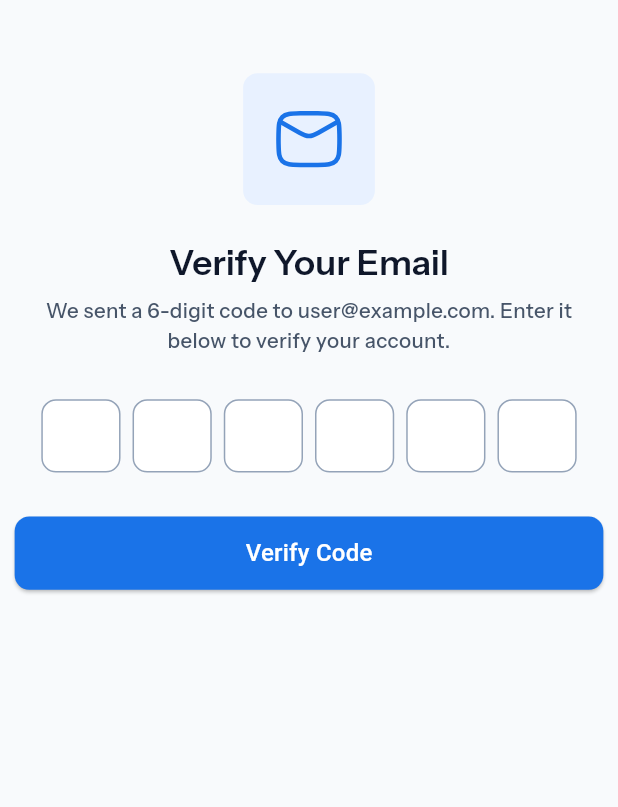
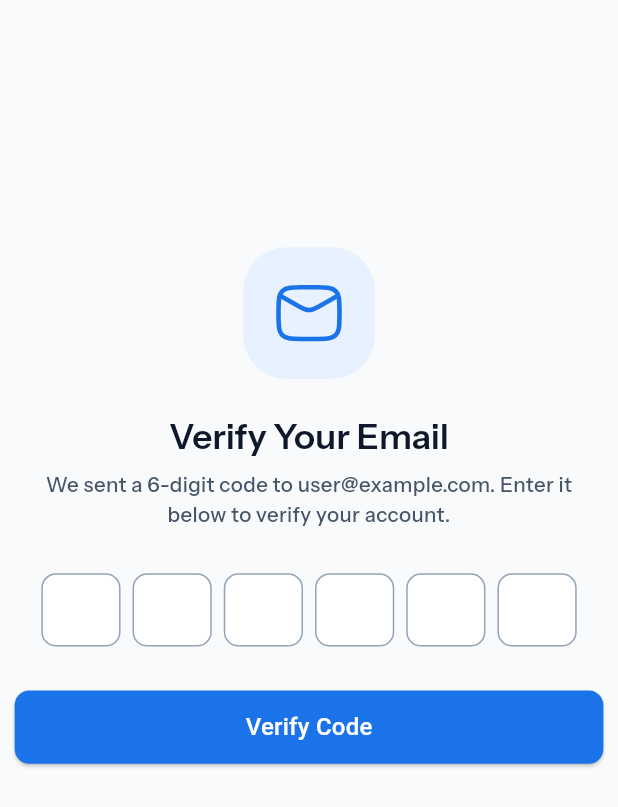
Before and after one commit to ayindequdus22/billflow, a Flutter app: the screen it shows after launch, on a phone screen of 412 x 824 dp. Shown: the top 807 px of the screen. Run offline on Flutter 3.47's test engine with Material 3 defaults, Android fonts, the phone set to English and light mode, and no system bars; drawn by our look-alikes of pinput; our stand-ins replace flutter_screenutil, flutter_svg, get, google_fonts.

Commit message:
feat: success mail done

```diff
--- a/lib/screens/auth/verify_email.dart
+++ b/lib/screens/auth/verify_email.dart
@@ -2,6 +2,7 @@ import 'package:billflow/theme/color_scheme.dart';
 import 'package:flutter/material.dart';
 import 'package:flutter_screenutil/flutter_screenutil.dart';
 import 'package:flutter_svg/svg.dart';
+import 'package:get/get.dart';
 import 'package:pinput/pinput.dart';
 
 class VerifyEmailScreen extends StatefulWidget {
@@ -22,7 +23,7 @@ class _VerifyEmailScreenState extends State<VerifyEmailScreen> {
     try {
       // Simulate a network call
       await Future.delayed(const Duration(seconds: 2));
-
+      Get.offAllNamed("/auth/verify-mail/success");
       // verification logic here
     } catch (e) {
       // handle error if needed
@@ -47,12 +48,12 @@ class _VerifyEmailScreenState extends State<VerifyEmailScreen> {
           children: [
             Column(
               children: [
-                50.verticalSpace,
+                SizedBox(height: ScreenUtil().screenHeight * 0.2),
                 Container(
                   padding: EdgeInsets.all(20.r),
                   decoration: BoxDecoration(
                     color: themeContext.colorScheme.primaryFixed,
-                    borderRadius: BorderRadius.circular(10.r),
+                    borderRadius: BorderRadius.circular(30.r),
                   ),
                   child: SvgPicture.asset(
                     "assets/icons/mail-01.svg",
--- a/lib/theme/color_scheme.dart
+++ b/lib/theme/color_scheme.dart
@@ -6,6 +6,9 @@ class AppColorScheme {
   final Color supportLight = Color.fromRGBO(238, 231, 248, 1);
   final Color supportMain = Color.fromRGBO(106, 77, 160, 1);
   final Color disableTextColor = Color.fromRGBO(148, 163, 184, 1);
+  final Color success = Color.fromRGBO(22, 163, 74, 1);
+
+
   static final Color _primary = Color.fromRGBO(26, 115, 232, 1);
 
 
--- a/lib/utils/route.dart
+++ b/lib/utils/route.dart
@@ -1,6 +1,7 @@
 import 'package:billflow/screens/auth/login.dart';
 import 'package:billflow/screens/auth/register.dart';
 import 'package:billflow/screens/auth/verify_email.dart';
+import 'package:billflow/screens/auth/verify_email_succesful.dart';
 import 'package:billflow/screens/onboarding.dart';
 import 'package:billflow/screens/splash.dart';
 import 'package:flutter/material.dart';
@@ -20,6 +21,9 @@ class OnGenerateRoute {
 
       case "/auth/verify-mail":
         return MaterialPageRoute(builder: (_) => const VerifyEmailScreen());
+      case "/auth/verify-mail/success":
+        return MaterialPageRoute(builder: (_) => const VerifyEmailSuccesful());
+
       default:
         return MaterialPageRoute(builder: (_) => Container());
     }
```
Also changed, not shown: lib/screens/auth/verify_email_succesful.dart (added, +59 -0 lines), assets/images/green-check.png (added).
